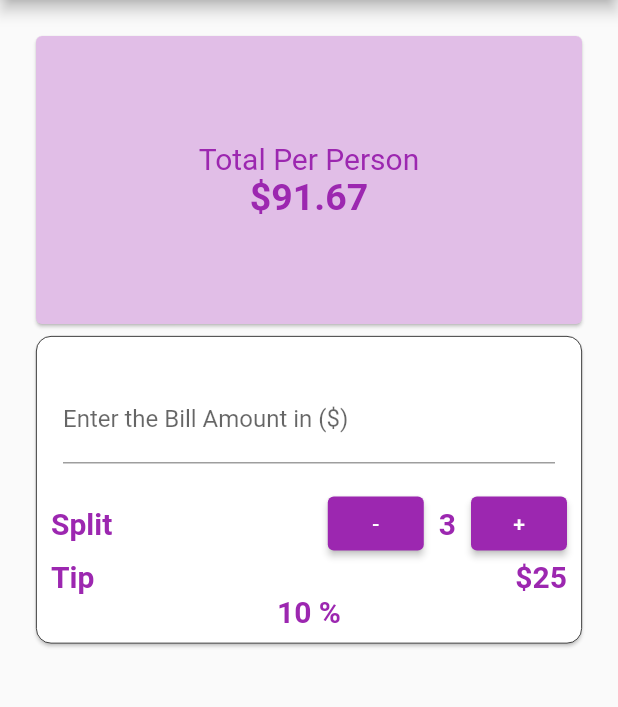
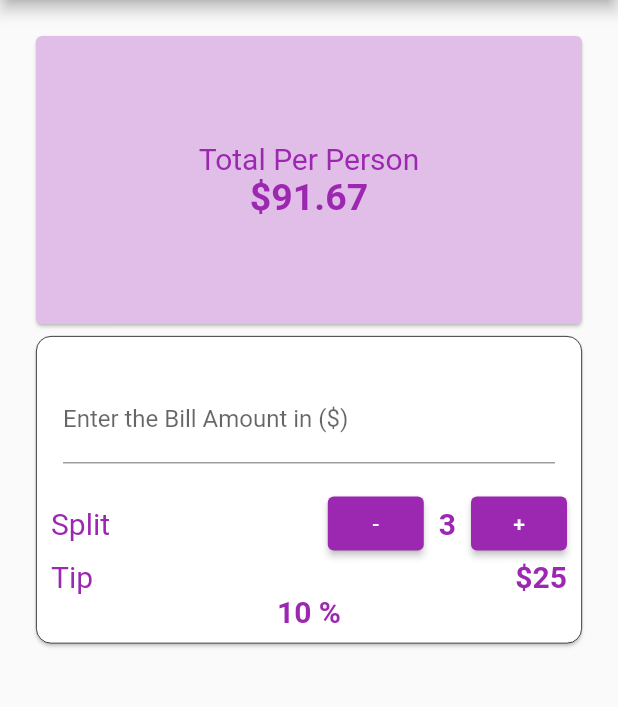
Before and after one commit to AkshayRameshAppDEV/TipCalculator, a Flutter app: the screen it shows after launch, on a phone screen of 412 x 824 dp, the part 84-791 px from its top. Run offline on Flutter 3.47's test engine with Material 2 defaults, Android fonts, the phone set to English and light mode, and no system bars.

Commit message:
Remove bold

```diff
--- a/tip_calculator/lib/ui/ui_widgets/bill_tip_control_widget.dart
+++ b/tip_calculator/lib/ui/ui_widgets/bill_tip_control_widget.dart
@@ -34,7 +34,7 @@ Row splitTipRow() {
     children: [
        Text("Split",
           textAlign: TextAlign.center,
-          style: TextStyle(fontSize: 20.0, color: appThemeColor, fontWeight: FontWeight.bold)),
+          style: TextStyle(fontSize: 20.0, color: appThemeColor)),
       Row(
         children: [
           ElevatedButton(
@@ -69,8 +69,7 @@ Row tipAmountRow() {
           textAlign: TextAlign.center,
           style: TextStyle(
               fontSize: 20.0,
-              color: appThemeColor,
-              fontWeight: FontWeight.bold)),
+              color: appThemeColor)),
       Row(
         children: [
           Text("\$25",
```
